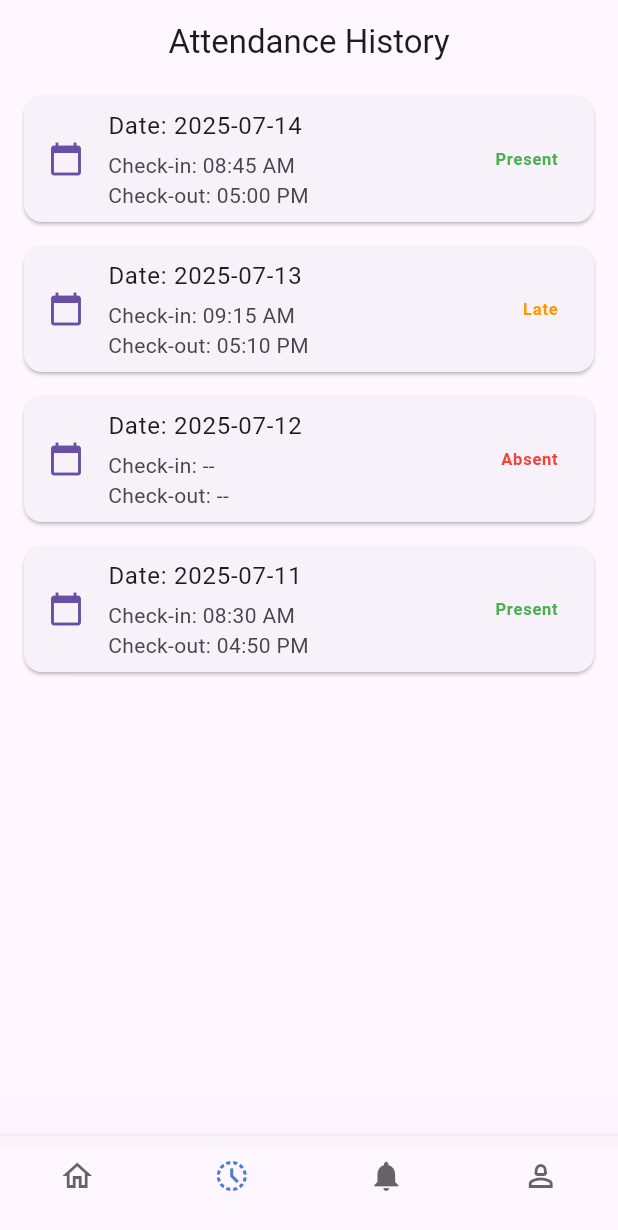
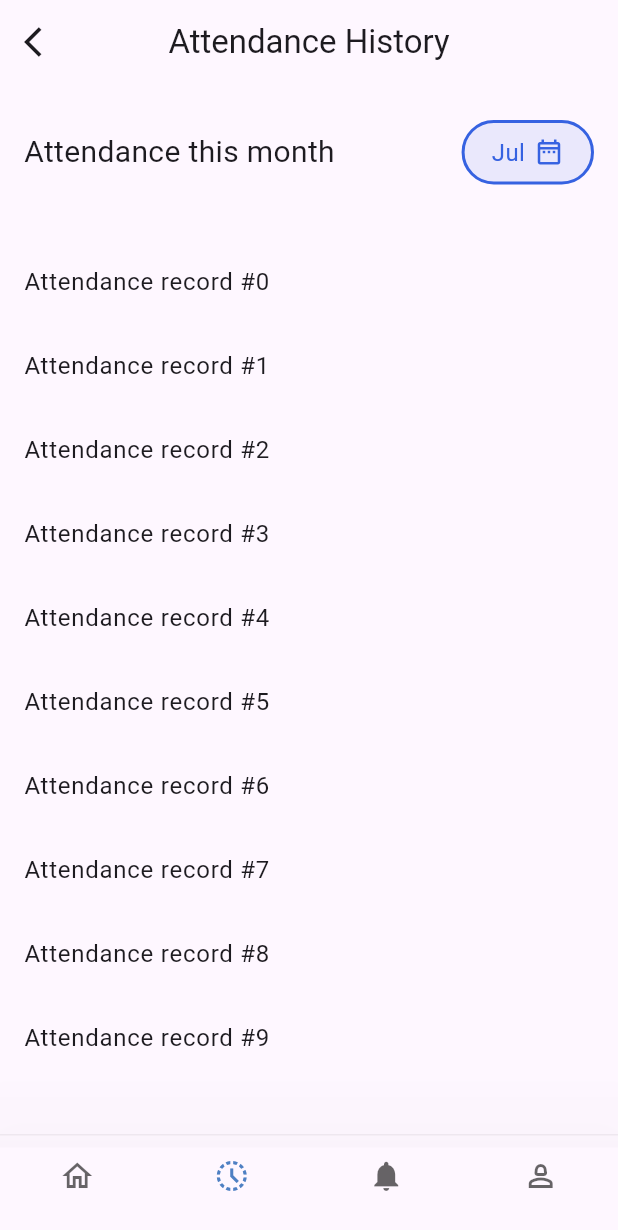
Before and after one commit to sayedkouta442/attendance_appp, a Flutter app: the AttendanceHistory screen opened by its route, on a phone screen of 412 x 824 dp. Shown: the top 1230 px of the screen. Run offline on Flutter 3.47's test engine with Material 3 defaults, Android fonts, the light colour scheme and no system bars; our stand-ins replace bloc, cached_network_image, camera, dartz, equatable, flutter_bloc and 7 more; missing offline and left inert: flutter_map_location_marker, google_mlkit_face_detection; accounts and stored records are empty.

Commit message:
attendance_dialog

```diff
--- a/lib/core/utils/constants.dart
+++ b/lib/core/utils/constants.dart
@@ -1,4 +1,7 @@
+import 'package:flutter/material.dart';
 import 'package:supabase_flutter/supabase_flutter.dart';
 
 var client = Supabase.instance.client;
 var userId = client.auth.currentUser!.id;
+
+const Color primaryColor = Color(0xff3662e1);
--- /dev/null
+++ b/lib/core/utils/pop_arrow.dart
@@ -0,0 +1,16 @@
+import 'package:flutter/material.dart';
+import 'package:go_router/go_router.dart';
+
+class PopArrow extends StatelessWidget {
+  const PopArrow({super.key});
+
+  @override
+  Widget build(BuildContext context) {
+    return IconButton(
+      icon: const Icon(Icons.arrow_back_ios),
+      onPressed: () {
+        GoRouter.of(context).pop();
+      },
+    );
+  }
+}
--- a/lib/features/atten_history/presentation/views/attendance_history.dart
+++ b/lib/features/atten_history/presentation/views/attendance_history.dart
@@ -1,86 +1,196 @@
+import 'package:attendance_appp/core/utils/pop_arrow.dart';
+import 'package:attendance_appp/features/home/presentation/views/widgets/attendance_this_month.dart';
 import 'package:flutter/material.dart';
 
 class AttendanceHistory extends StatelessWidget {
   const AttendanceHistory({super.key});
 
-  final List<Map<String, String>> attendanceData = const [
-    {
-      'date': '2025-07-14',
-      'checkIn': '08:45 AM',
-      'checkOut': '05:00 PM',
-      'status': 'Present',
-    },
-    {
-      'date': '2025-07-13',
-      'checkIn': '09:15 AM',
-      'checkOut': '05:10 PM',
-      'status': 'Late',
-    },
-    {
-      'date': '2025-07-12',
-      'checkIn': '--',
-      'checkOut': '--',
-      'status': 'Absent',
-    },
-    {
-      'date': '2025-07-11',
-      'checkIn': '08:30 AM',
-      'checkOut': '04:50 PM',
-      'status': 'Present',
-    },
-  ];
-
-  Color _statusColor(String status) {
-    switch (status) {
-      case 'Present':
-        return Colors.green;
-      case 'Late':
-        return Colors.orange;
-      case 'Absent':
-        return Colors.red;
-      default:
-        return Colors.grey;
-    }
-  }
-
   @override
   Widget build(BuildContext context) {
     return Scaffold(
-      appBar: AppBar(
-        title: const Text('Attendance History'),
-        centerTitle: true,
-      ),
-      body: ListView.builder(
-        itemCount: attendanceData.length,
-        itemBuilder: (context, index) {
-          final data = attendanceData[index];
-          return Card(
-            margin: const EdgeInsets.symmetric(horizontal: 16, vertical: 8),
-            child: ListTile(
-              leading: Icon(
-                Icons.calendar_today,
-                color: Theme.of(context).primaryColor,
-              ),
-              title: Text('Date: ${data['date']}'),
-              subtitle: Column(
-                crossAxisAlignment: CrossAxisAlignment.start,
-                children: [
-                  const SizedBox(height: 4),
-                  Text('Check-in: ${data['checkIn']}'),
-                  Text('Check-out: ${data['checkOut']}'),
-                ],
-              ),
-              trailing: Text(
-                data['status']!,
-                style: TextStyle(
-                  color: _statusColor(data['status']!),
-                  fontWeight: FontWeight.bold,
+      body: CustomScrollView(
+        slivers: [
+          SliverAppBar(
+            expandedHeight: 160,
+            pinned: true,
+            title: Text('Attendance History'),
+            leading: const PopArrow(),
+            centerTitle: true,
+            flexibleSpace: FlexibleSpaceBar(
+              collapseMode: CollapseMode.pin,
+              background: SafeArea(
+                child: Padding(
+                  padding: const EdgeInsets.fromLTRB(16, 80, 16, 24),
+                  child: Column(children: [AttendanceThisMonth()]),
                 ),
               ),
             ),
-          );
-        },
+          ),
+          MediaQuery.removePadding(
+            removeTop: true,
+            context: context,
+            child: SliverList(
+              delegate: SliverChildBuilderDelegate((context, index) {
+                return ListTile(title: Text('Attendance record #$index'));
+              }, childCount: 10),
+            ),
+          ),
+        ],
       ),
     );
   }
 }
+
+
+
+
+
+
+
+
+
+
+
+
+
+
+// class AttendanceHistory extends StatelessWidget {
+//   const AttendanceHistory({super.key});
+
+//   final List<Map<String, String>> attendanceData = const [
+//     {
+//       'date': '2025-07-14',
+//       'checkIn': '08:45 AM',
+//       'checkOut': '05:00 PM',
+//       'status': 'Present',
+//     },
+//     {
+//       'date': '2025-07-13',
+//       'checkIn': '09:15 AM',
+//       'checkOut': '05:10 PM',
+//       'status': 'Late',
+//     },
+//     {
+//       'date': '2025-07-12',
+//       'checkIn': '--',
+//       'checkOut': '--',
+//       'status': 'Absent',
+//     },
+//     {
+//       'date': '2025-07-11',
+//       'checkIn': '08:30 AM',
+//       'checkOut': '04:50 PM',
+//       'status': 'Present',
+//     },
+//   ];
+
+//   Color _statusColor(String status) {
+//     switch (status) {
+//       case 'Present':
+//         return Colors.green;
+//       case 'Late':
+//         return Colors.orange;
+//       case 'Absent':
+//         return Colors.red;
+//       default:
+//         return Colors.grey;
+//     }
+//   }
+
+//   @override
+//   Widget build(BuildContext context) {
+//     return Scaffold(
+
+
+//       appBar: AppBar(
+//         leading: PopArrow(),
+//         title: const Text('Attendance History'),
+//         centerTitle: true,
+//         actions: [
+//           IconButton(onPressed: () {}, icon: Icon(Icons.filter_alt_outlined)),
+//         ],
+//       ),
+//       body: ListView.builder(
+//         itemCount: attendanceData.length,
+//         itemBuilder: (context, index) {
+//           final data = attendanceData[index];
+//           return Card(
+//             margin: const EdgeInsets.symmetric(horizontal: 16, vertical: 8),
+//             child: ListTile(
+//               // leading: Icon(
+//               //   Icons.calendar_today,
+//               //   color: Theme.of(context).primaryColor,
+//               // ),
+//               title: Row(
+//                 children: [
+//                   Icon(
+//                     Icons.calendar_today,
+//                     size: 16,
+//                     color: Theme.of(context).primaryColor,
+//                   ),
+//                   SizedBox(width: 4),
+//                   Text(
+//                     '${data['date']}',
+//                     style: TextStyle(fontSize: 16, fontWeight: FontWeight.w600),
+//                   ),
+//                 ],
+//               ),
+//               subtitle: Column(
+//                 crossAxisAlignment: CrossAxisAlignment.start,
+
+//                 children: [
+//                   const SizedBox(height: 8),
+//                   Text.rich(
+//                     TextSpan(
+//                       style: TextStyle(fontSize: 16),
+//                       text: 'Check-in: ',
+//                       children: [
+//                         TextSpan(
+//                           text: '  ${data['checkIn']}',
+//                           children: [],
+//                           style: TextStyle(
+//                             fontSize: 16,
+//                             fontWeight: FontWeight.w600,
+//                           ),
+//                         ),
+//                       ],
+//                     ),
+
+//                     // style: TextStyle(fontSize: 16),
+//                   ),
+//                   Text.rich(
+//                     TextSpan(
+//                       style: TextStyle(fontSize: 16),
+//                       text: 'Check-out: ',
+//                       children: [
+//                         TextSpan(
+//                           text: '${data['checkOut']}',
+//                           children: [],
+//                           style: TextStyle(
+//                             fontSize: 16,
+//                             fontWeight: FontWeight.w600,
+//                           ),
+//                         ),
+//                       ],
+//                     ),
+
+//                     // style: TextStyle(fontSize: 16),
+//                   ),
+//                 ],
+//               ),
+//               trailing: Text(
+//                 data['status']!,
+//                 style: TextStyle(
+//                   color: _statusColor(data['status']!),
+//                   fontSize: 14,
+//                   fontWeight: FontWeight.bold,
+//                 ),
+//                 textAlign: TextAlign.center,
+//               ),
+//             ),
+//           );
+//         },
+//       ),
+//     );
+//   }
+// }
--- a/lib/features/home/presentation/views/widgets/attendance_this_month.dart
+++ b/lib/features/home/presentation/views/widgets/attendance_this_month.dart
@@ -1,20 +1,87 @@
+import 'package:attendance_appp/core/utils/constants.dart';
 import 'package:flutter/material.dart';
+import 'package:month_picker_dialog/month_picker_dialog.dart';
 
-class AttendanceThisMonth extends StatelessWidget {
+class AttendanceThisMonth extends StatefulWidget {
   const AttendanceThisMonth({super.key});
+
+  @override
+  State<AttendanceThisMonth> createState() => _AttendanceThisMonthState();
+}
+
+class _AttendanceThisMonthState extends State<AttendanceThisMonth> {
+  late int selectedMonth;
+
+  @override
+  void initState() {
+    super.initState();
+    selectedMonth = DateTime.now().month;
+  }
+
+  void _selectMonth(BuildContext context) async {
+    final selected = await showMonthPicker(
+      context: context,
+      initialDate: DateTime.now(),
+      firstDate: DateTime(2020),
+      lastDate: DateTime(2100),
+    );
+
+    if (selected != null) {
+      setState(() {
+        selectedMonth = selected.month;
+      });
+      print("Selected month: ${selected.month}/${selected.year}");
+    }
+  }
+
+  String getMonthName(int month) {
+    const monthNames = [
+      'Jan',
+      'Feb',
+      'Mar',
+      'Apr',
+      'May',
+      'Jun',
+      'Jul',
+      'Aug',
+      'Sep',
+      'Oct',
+      'Nov',
+      'Dec',
+    ];
+    return monthNames[month - 1];
+  }
 
   @override
   Widget build(BuildContext context) {
     return Row(
       mainAxisAlignment: MainAxisAlignment.spaceBetween,
       children: [
-        Text(
-          'Attendance this month',
-          style: TextStyle(fontSize: 20, fontWeight: FontWeight.bold),
-        ),
-        IconButton(
-          onPressed: () {},
-          icon: Icon(Icons.date_range_outlined, color: Colors.grey),
+        const Text('Attendance this month', style: TextStyle(fontSize: 20)),
+        InkWell(
+          onTap: () => _selectMonth(context),
+          child: Container(
+            padding: const EdgeInsets.symmetric(vertical: 8, horizontal: 18),
+            decoration: BoxDecoration(
+              color: primaryColor.withOpacity(.1),
+              borderRadius: BorderRadius.circular(32),
+              border: Border.all(color: primaryColor, width: 2),
+            ),
+            child: Row(
+              children: [
+                Text(
+                  getMonthName(selectedMonth),
+                  style: const TextStyle(fontSize: 16, color: primaryColor),
+                ),
+                const SizedBox(width: 6),
+                const Icon(
+                  Icons.date_range_outlined,
+                  color: primaryColor,
+                  size: 20,
+                ),
+              ],
+            ),
+          ),
         ),
       ],
     );
--- a/lib/features/user/presentation/views/leave_view.dart
+++ b/lib/features/user/presentation/views/leave_view.dart
@@ -1,3 +1,5 @@
+import 'package:attendance_appp/core/utils/constants.dart';
+import 'package:attendance_appp/core/utils/pop_arrow.dart';
 import 'package:flutter/material.dart';
 import 'package:go_router/go_router.dart';
 
@@ -10,23 +12,23 @@ class LeaveView extends StatelessWidget {
       length: 2,
       child: Scaffold(
         appBar: AppBar(
-          leading: IconButton(
-            icon: const Icon(Icons.arrow_back_ios),
-            onPressed: () {
-              GoRouter.of(context).pop();
-            },
-          ),
+          leading: PopArrow(),
           title: const Text('Leave '),
           centerTitle: true,
-          bottom: const TabBar(
+          bottom: TabBar(
+            padding: EdgeInsets.only(top: 20),
+            dividerColor: Colors.transparent,
+            indicatorColor: primaryColor,
+            labelColor: primaryColor,
             tabs: [
               Tab(text: 'Leave Request'),
               Tab(text: 'Leave Status'),
             ],
           ),
         ),
-        body: const TabBarView(
-          children: [LeaveRequestForm(), LeaveStatusList()],
+        body: Padding(
+          padding: const EdgeInsets.symmetric(vertical: 20, horizontal: 8),
+          child: TabBarView(children: [LeaveRequestForm(), LeaveStatusList()]),
         ),
       ),
     );
--- a/pubspec.yaml
+++ b/pubspec.yaml
@@ -33,6 +33,7 @@ dependencies:
   flutter_bloc: ^9.1.1
   cached_network_image: ^3.4.1
   intl: ^0.20.2
+  month_picker_dialog: ^6.4.1
 
 
 dev_dependencies:
```
Also changed, not shown: pubspec.lock.
